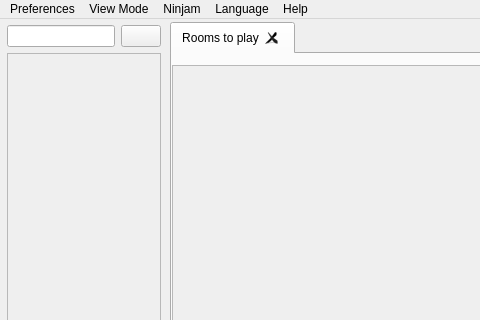
First picture: the form in src/Common/gui/MainWindow.ui, repository elieserdejesus/JamTaba, before the edit; both pictures show x 0 to 480 and y 0 to 320 of the 1160 by 443 pixel window.
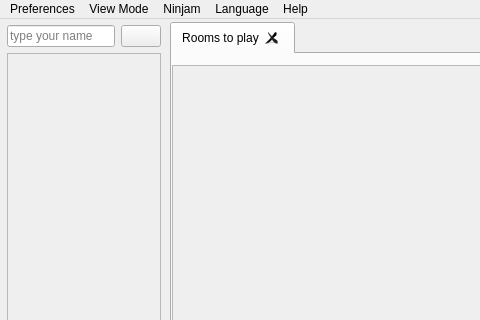
Second picture: the form after the edit. Icons and pictures are not drawn. Custom widgets are drawn as their Qt base class.

Commit message: Setting user name field placeholder text

The edit to the form file:
```diff
--- a/src/Common/gui/MainWindow.ui
+++ b/src/Common/gui/MainWindow.ui
@@ -371,6 +371,12 @@
               <verstretch>0</verstretch>
              </sizepolicy>
             </property>
+            <property name="text">
+             <string notr="true"/>
+            </property>
+            <property name="placeholderText">
+             <string>type your name</string>
+            </property>
            </widget>
           </item>
           <item>
```
